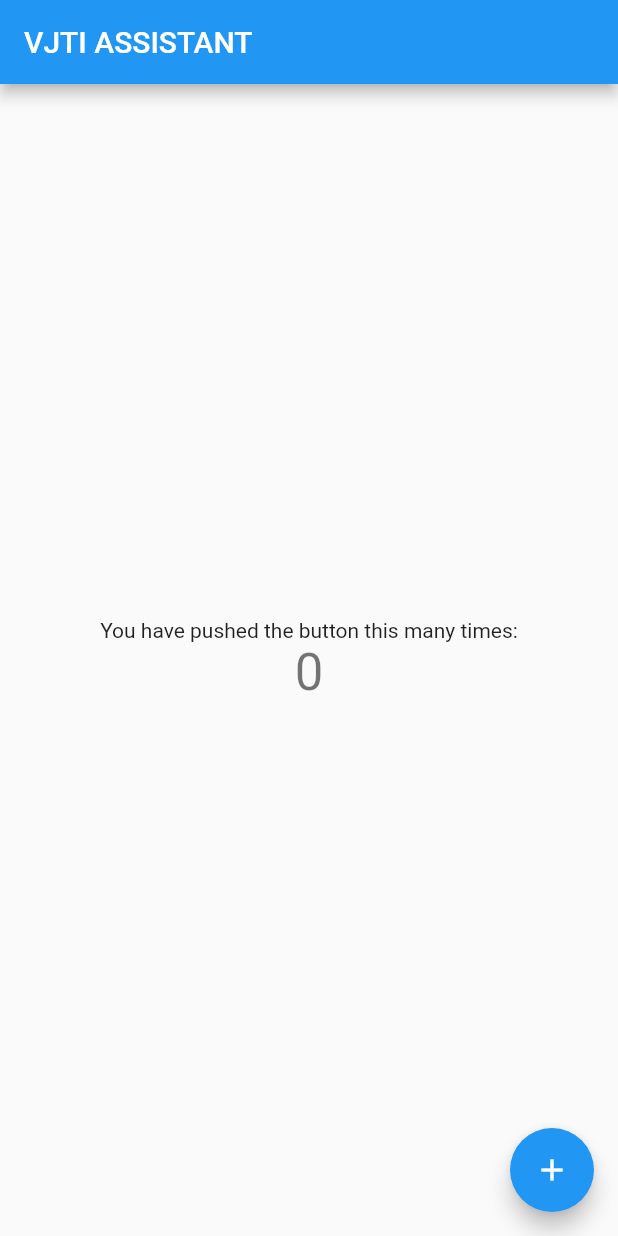
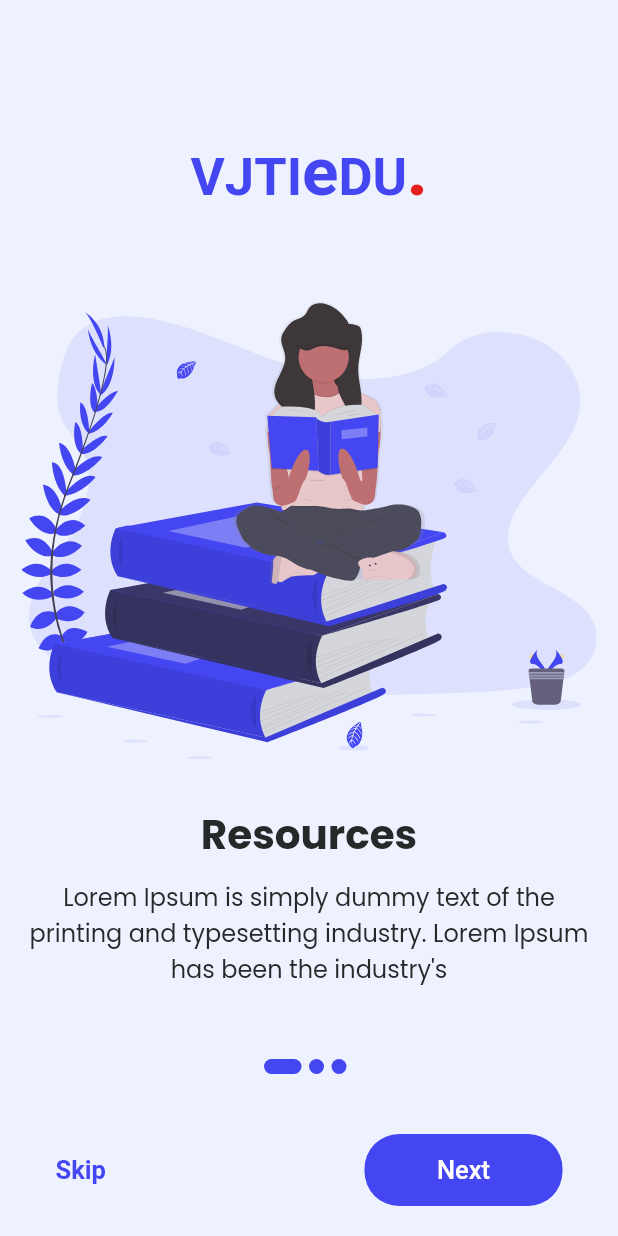
Before and after one commit to Anupamladdha/vjtiAssistant, a Flutter app: the screen it shows after launch, on a phone screen of 412 x 824 dp. Run offline on Flutter 3.47's test engine with Material 2 defaults, Android fonts, the phone set to English and light mode, and no system bars; our stand-ins replace flutter_svg.

Commit message:
Onboarding Screen Added

```diff
--- /dev/null
+++ b/lib/Screens/OnBoarding/OnBoardingScreen.dart
@@ -0,0 +1,288 @@
+import 'package:flutter/material.dart';
+import 'package:flutter_svg/flutter_svg.dart';
+import 'package:vjtiAssistant/constants.dart';
+import 'components/Logo/Logo.dart';
+
+class UnbordingContent {
+  String image;
+  String title;
+  String description;
+
+  UnbordingContent({this.image, this.title, this.description});
+}
+
+class OnBoardingScreen extends StatefulWidget {
+  @override
+  _OnBoardingScreenState createState() => _OnBoardingScreenState();
+}
+
+class _OnBoardingScreenState extends State<OnBoardingScreen> {
+  List<UnbordingContent> contents = [
+    UnbordingContent(
+        title: 'Resources',
+        image: 'assets/icons/resources.svg',
+        description:
+            "Lorem Ipsum is simply dummy text of the \nprinting and typesetting industry. Lorem Ipsum \nhas been the industry's "),
+    UnbordingContent(
+        title: 'Online Discussion',
+        image: 'assets/icons/online_discussion.svg',
+        description:
+            "Lorem Ipsum is simply dummy text of the \nprinting and typesetting industry. Lorem Ipsum \nhas been the industry's "),
+    UnbordingContent(
+        title: 'Teacher\'s Corner',
+        image: 'assets/icons/teacher.svg',
+        description:
+            "Lorem Ipsum is simply dummy text of the \nprinting and typesetting industry. Lorem Ipsum \nhas been the industry's "),
+  ];
+  int currentIndex = 0;
+  PageController _controller;
+
+  @override
+  void initState() {
+    _controller = PageController(initialPage: 0);
+    super.initState();
+  }
+
+  @override
+  void dispose() {
+    _controller.dispose();
+    super.dispose();
+  }
+
+  @override
+  Widget build(BuildContext context) {
+    Size size = MediaQuery.of(context).size;
+    return Scaffold(
+      backgroundColor: Color(0xFFEEF2FE),
+      body: Column(
+        children: [
+          Expanded(
+            child: PageView.builder(
+              controller: _controller,
+              itemCount: 3,
+              onPageChanged: (int index) {
+                setState(() {
+                  currentIndex = index;
+                });
+              },
+              itemBuilder: (_, i) {
+                return Padding(
+                  padding: EdgeInsets.all(10),
+                  child: Column(
+                    mainAxisAlignment: MainAxisAlignment.center,
+                    children: <Widget>[
+                      SizedBox(
+                        height: 40,
+                      ),
+                      Logo(),
+                      SizedBox(
+                        height: 40,
+                      ),
+                      SvgPicture.asset(
+                        contents[i].image,
+                        height: size.height * 0.37,
+                      ),
+                      SizedBox(
+                        height: 30,
+                      ),
+                      Text(
+                        contents[i].title,
+                        style: TextStyle(
+                          color: BlackColor,
+                          fontSize: 27,
+                          fontWeight: FontWeight.w600,
+                          fontFamily: 'Poppins',
+                        ),
+                      ),
+                      SizedBox(
+                        height: 10,
+                      ),
+                      Text(
+                        contents[i].description,
+                        textAlign: TextAlign.center,
+                        style: TextStyle(
+                          color: BlackColor,
+                          fontSize: 16,
+                          fontFamily: 'Poppins',
+                        ),
+                      ),
+                    ],
+                  ),
+                );
+              },
+              //       child: Container(
+              //   child: SingleChildScrollView(
+              //     child: Column(
+              //       mainAxisAlignment: MainAxisAlignment.center,
+              //       children: <Widget>[
+              //         SizedBox(
+              //           height: 50,
+              //         ),
+              //         Logo(),
+              //         SizedBox(
+              //           height: 50,
+              //         ),
+              //         SvgPicture.asset(
+              //           "assets/icons/undraw_book_lover_mkck.svg",
+              //           height: size.height * 0.37,
+              //         ),
+              //         SizedBox(
+              //           height: 30,
+              //         ),
+              //         Text(
+              //           "Resources",
+              //           style: TextStyle(
+              //             color: BlackColor,
+              //             fontSize: 27,
+              //             fontWeight: FontWeight.w600,
+              //             fontFamily: 'Poppins',
+              //           ),
+              //         ),
+              //         SizedBox(
+              //           height: 10,
+              //         ),
+              //         Text(
+              //           "Lorem Ipsum is simply dummy text of the \nprinting and typesetting industry. Lorem Ipsum \nhas been the industry's ",
+              //           textAlign: TextAlign.center,
+              //           style: TextStyle(
+              //             color: BlackColor,
+              //             fontSize: 16,
+              //             fontFamily: 'Poppins',
+              //           ),
+              //         ),
+              //         Align(
+              //           alignment: Alignment.bottomCenter,
+              //           child: Row(
+              //             mainAxisAlignment: MainAxisAlignment.spaceAround,
+              //             children: <Widget>[
+              //               Container(
+              //                 margin: EdgeInsets.fromLTRB(0, 20, 0, 20),
+              //                 width: 132,
+              //                 height: 50,
+              //                 decoration: BoxDecoration(
+              //                   shape: BoxShape.rectangle,
+              //                 ),
+              //                 child: Text(
+              //                   "Skip",
+              //                   style: TextStyle(
+              //                     color: PrimaryColor,
+              //                     fontSize: 17,
+              //                     fontWeight: FontWeight.bold,
+              //                   ),
+              //                 ),
+              //               ),
+              //               Container(
+              //                 alignment: Alignment.center,
+              //                 margin: EdgeInsets.fromLTRB(0, 20, 0, 20),
+              //                 width: 132,
+              //                 height: 50,
+              //                 decoration: BoxDecoration(
+              //                   color: PrimaryColor,
+              //                   shape: BoxShape.rectangle,
+              //                   borderRadius: BorderRadius.only(
+              //                     topLeft: Radius.circular(23),
+              //                     bottomRight: Radius.circular(23),
+              //                     bottomLeft: Radius.circular(23),
+              //                     topRight: Radius.circular(23),
+              //                   ),
+              //                 ),
+              //                 child: FlatButton(
+              //                   height: 45,
+              //                   onPressed: () {},
+              //                   child: Text(
+              //                     "Next",
+              //                     style: TextStyle(
+              //                       color: Colors.white,
+              //                       fontSize: 17,
+              //                     ),
+              //                   ),
+              //                 ),
+              //               ),
+              //             ],
+              //           ),
+              //         ),
+              //       ],
+              //     ),
+              //   ),
+              // ),
+            ),
+          ),
+          Container(
+            margin: EdgeInsets.symmetric(vertical: 20),
+            child: Row(
+              mainAxisAlignment: MainAxisAlignment.center,
+              children: List.generate(
+                3,
+                (index) => buildDot(index, context),
+              ),
+            ),
+          ),
+          Row(
+            mainAxisAlignment: MainAxisAlignment.spaceAround,
+            children: <Widget>[
+              Container(
+                margin: EdgeInsets.fromLTRB(0, 20, 0, 20),
+                width: 132,
+                decoration: BoxDecoration(
+                  shape: BoxShape.rectangle,
+                ),
+                child: Text(
+                  "Skip",
+                  style: TextStyle(
+                    color: PrimaryColor,
+                    fontSize: 17,
+                    fontWeight: FontWeight.bold,
+                  ),
+                ),
+              ),
+              Container(
+                alignment: Alignment.center,
+                margin: EdgeInsets.fromLTRB(0, 20, 0, 20),
+                width: 132,
+                decoration: BoxDecoration(
+                  color: PrimaryColor,
+                  shape: BoxShape.rectangle,
+                  borderRadius: BorderRadius.only(
+                    topLeft: Radius.circular(23),
+                    bottomRight: Radius.circular(23),
+                    bottomLeft: Radius.circular(23),
+                    topRight: Radius.circular(23),
+                  ),
+                ),
+                child: FlatButton(
+                  height: 45,
+                  onPressed: () {
+                    if (currentIndex <= 2) {
+                      _controller.nextPage(
+                        duration: Duration(milliseconds: 100),
+                        curve: Curves.bounceIn,
+                      );
+                    }
+                  },
+                  child: Text(
+                    currentIndex == 2 ? "Started" : "Next",
+                    style: TextStyle(
+                      color: Colors.white,
+                      fontSize: 17,
+                    ),
+                  ),
+                ),
+              ),
+            ],
+          ),
+        ],
+      ),
+    );
+  }
+
+  Container buildDot(int index, BuildContext context) {
+    return Container(
+        height: 10,
+        width: currentIndex == index ? 25 : 10,
+        margin: EdgeInsets.only(right: 5),
+        decoration: BoxDecoration(
+          borderRadius: BorderRadius.circular(20),
+          color: PrimaryColor,
+        ));
+  }
+}
--- /dev/null
+++ b/lib/Screens/OnBoarding/components/Logo/Logo.dart
@@ -0,0 +1,46 @@
+import 'package:flutter/material.dart';
+import 'package:vjtiAssistant/constants.dart';
+
+class Logo extends StatelessWidget {
+  const Logo({Key key}) : super(key: key);
+
+  @override
+  Widget build(BuildContext context) {
+    return Container(
+      margin: EdgeInsets.symmetric(vertical: 20),
+      alignment: Alignment.center,
+      child: RichText(
+        textAlign: TextAlign.center,
+        text: TextSpan(
+          text: 'VJTI',
+          style: TextStyle(
+            color: PrimaryColor,
+            fontFamily: 'Roboto',
+            fontSize: 35,
+            fontWeight: FontWeight.w700,
+          ),
+          children: <TextSpan>[
+            TextSpan(
+              text: 'e',
+              style: TextStyle(
+                fontSize: 45,
+                fontWeight: FontWeight.w600,
+              ),
+            ),
+            TextSpan(
+              text: 'DU',
+            ),
+            TextSpan(
+              text: '.',
+              style: TextStyle(
+                color: Color(0xFFE61F1F),
+                fontWeight: FontWeight.w900,
+                fontSize: 45,
+              ),
+            ),
+          ],
+        ),
+      ),
+    );
+  }
+}
--- /dev/null
+++ b/lib/constants.dart
@@ -0,0 +1,4 @@
+import 'package:flutter/material.dart';
+
+const PrimaryColor = Color(0xFF4446F2);
+const BlackColor = Color(0xFF262829);
--- a/lib/main.dart
+++ b/lib/main.dart
@@ -1,4 +1,5 @@
 import 'package:flutter/material.dart';
+import 'Screens/OnBoarding/OnBoardingScreen.dart';
 
 void main() {
   runApp(MyApp());
@@ -9,109 +10,14 @@ class MyApp extends StatelessWidget {
   @override
   Widget build(BuildContext context) {
     return MaterialApp(
-      title: 'Flutter Demo',
+      debugShowCheckedModeBanner: false,
+      title: 'Flutter Auth',
       theme: ThemeData(
-        // This is the theme of your application.
-        //
-        // Try running your application with "flutter run". You'll see the
-        // application has a blue toolbar. Then, without quitting the app, try
-        // changing the primarySwatch below to Colors.green and then invoke
-        // "hot reload" (press "r" in the console where you ran "flutter run",
-        // or simply save your changes to "hot reload" in a Flutter IDE).
-        // Notice that the counter didn't reset back to zero; the application
-        // is not restarted.
-        primarySwatch: Colors.blue,
-        // This makes the visual density adapt to the platform that you run
-        // the app on. For desktop platforms, the controls will be smaller and
-        // closer together (more dense) than on mobile platforms.
         visualDensity: VisualDensity.adaptivePlatformDensity,
+        primaryColor: Colors.white,
+        scaffoldBackgroundColor: Colors.white,
       ),
-      home: MyHomePage(title: 'VJTI ASSISTANT'),
+      home: OnBoardingScreen(),
     );
   }
 }
-
-class MyHomePage extends StatefulWidget {
-  MyHomePage({Key key, this.title}) : super(key: key);
-
-  // This widget is the home page of your application. It is stateful, meaning
-  // that it has a State object (defined below) that contains fields that affect
-  // how it looks.
-
-  // This class is the configuration for the state. It holds the values (in this
-  // case the title) provided by the parent (in this case the App widget) and
-  // used by the build method of the State. Fields in a Widget subclass are
-  // always marked "final".
-
-  final String title;
-
-  @override
-  _MyHomePageState createState() => _MyHomePageState();
-}
-
-class _MyHomePageState extends State<MyHomePage> {
-  int _counter = 0;
-
-  void _incrementCounter() {
-    setState(() {
-      // This call to setState tells the Flutter framework that something has
-      // changed in this State, which causes it to rerun the build method below
-      // so that the display can reflect the updated values. If we changed
-      // _counter without calling setState(), then the build method would not be
-      // called again, and so nothing would appear to happen.
-      _counter++;
-    });
-  }
-
-  @override
-  Widget build(BuildContext context) {
-    // This method is rerun every time setState is called, for instance as done
-    // by the _incrementCounter method above.
-    //
-    // The Flutter framework has been optimized to make rerunning build methods
-    // fast, so that you can just rebuild anything that needs updating rather
-    // than having to individually change instances of widgets.
-    return Scaffold(
-      appBar: AppBar(
-        // Here we take the value from the MyHomePage object that was created by
-        // the App.build method, and use it to set our appbar title.
-        title: Text(widget.title),
-      ),
-      body: Center(
-        // Center is a layout widget. It takes a single child and positions it
-        // in the middle of the parent.
-        child: Column(
-          // Column is also a layout widget. It takes a list of children and
-          // arranges them vertically. By default, it sizes itself to fit its
-          // children horizontally, and tries to be as tall as its parent.
-          //
-          // Invoke "debug painting" (press "p" in the console, choose the
-          // "Toggle Debug Paint" action from the Flutter Inspector in Android
-          // Studio, or the "Toggle Debug Paint" command in Visual Studio Code)
-          // to see the wireframe for each widget.
-          //
-          // Column has various properties to control how it sizes itself and
-          // how it positions its children. Here we use mainAxisAlignment to
-          // center the children vertically; the main axis here is the vertical
-          // axis because Columns are vertical (the cross axis would be
-          // horizontal).
-          mainAxisAlignment: MainAxisAlignment.center,
-          children: <Widget>[
-            Text(
-              'You have pushed the button this many times:',
-            ),
-            Text(
-              '$_counter',
-              style: Theme.of(context).textTheme.headline4,
-            ),
-          ],
-        ),
-      ),
-      floatingActionButton: FloatingActionButton(
-        onPressed: _incrementCounter,
-        tooltip: 'Increment',
-        child: Icon(Icons.add),
-      ), // This trailing comma makes auto-formatting nicer for build methods.
-    );
-  }
-}
```
Also changed, not shown: lib/Screens/OnBoarding/components/body.dart (added, +103 -0 lines), pubspec.yaml (+14 -56 lines), assets/icons/online_discussion.svg (added), assets/icons/resources.svg (added), assets/icons/teacher.svg (added), fonts/Poppins-Bold.ttf (added), fonts/Poppins-Regular.ttf (added), pubspec.lock, 2 other files.
